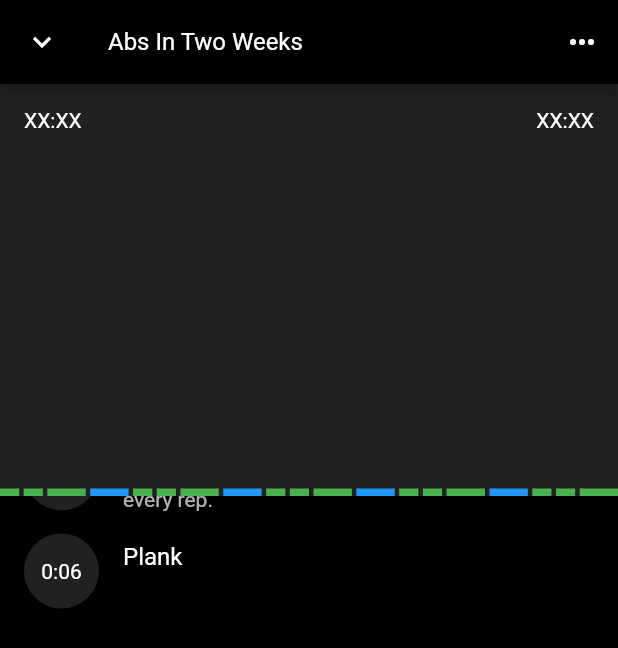
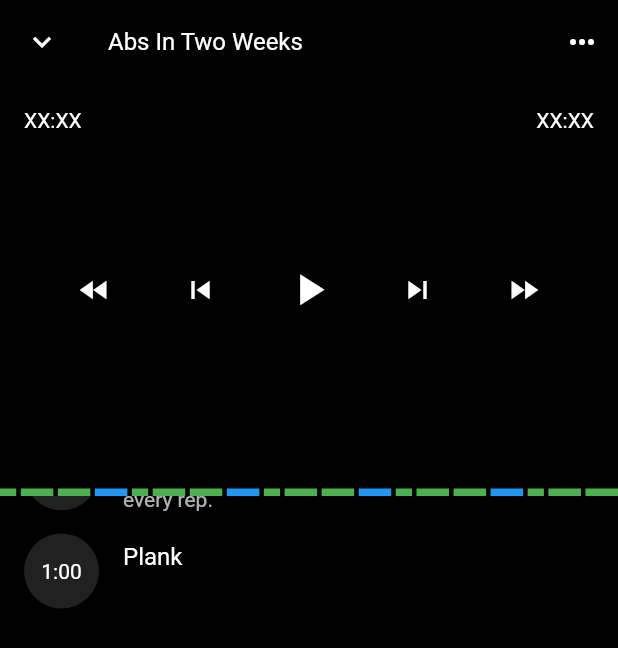
Before and after one commit to ivedone/mvp, a Flutter app: the screen it shows after launch, scrolled down 1152 dp, on a phone screen of 412 x 824 dp. Shown: the top 648 px of the screen. Run offline on Flutter 3.47's test engine with Material 2 defaults, Android fonts, the phone set to English and light mode, and no system bars; drawn by our look-alikes of scrollable_positioned_list.

Commit message:
Basic features added

```diff
--- /dev/null
+++ b/lib/components/do_routine/detail/controls.dart
@@ -0,0 +1,49 @@
+import 'package:flutter/material.dart';
+import 'package:provider/provider.dart';
+
+import 'package:mvp/models/do_routine.dart';
+
+class DoRoutineDetailControls extends StatefulWidget {
+  const DoRoutineDetailControls({Key? key}) : super(key: key);
+
+  @override
+  _DoRoutineDetailControlsState createState() =>
+      _DoRoutineDetailControlsState();
+}
+
+class _DoRoutineDetailControlsState extends State<DoRoutineDetailControls> {
+  @override
+  Widget build(BuildContext context) {
+    return GestureDetector(
+        child: Center(
+            child: Padding(
+                padding: const EdgeInsets.all(16.0),
+                child: Row(
+                    mainAxisAlignment: MainAxisAlignment.spaceEvenly,
+                    crossAxisAlignment: CrossAxisAlignment.center,
+                    children: _buttons(context)))));
+  }
+
+  List<Widget> _buttons(BuildContext context) {
+    final DoRoutineModel doRoutine =
+        Provider.of<DoRoutineModel>(context, listen: false);
+    final Widget skipBack5Sec = IconButton(
+        onPressed: doRoutine.skipBack5Sec, icon: const Icon(Icons.fast_rewind));
+    final Widget skipBack = IconButton(
+        onPressed: doRoutine.skipBack, icon: const Icon(Icons.skip_previous));
+    final Widget toggle = IconButton(
+        iconSize: 35,
+        onPressed: doRoutine.toggle,
+        icon: Selector<DoRoutineModel, bool>(
+            selector: (_, DoRoutineModel model) => model.isPaused,
+            builder: (_, bool isPaused, __) => isPaused
+                ? const Icon(Icons.play_arrow)
+                : const Icon(Icons.pause)));
+    final Widget skipForward = IconButton(
+        onPressed: doRoutine.skipForward, icon: const Icon(Icons.skip_next));
+    final Widget skipForward5Sec = IconButton(
+        onPressed: doRoutine.skipForward5Sec,
+        icon: const Icon(Icons.fast_forward));
+    return [skipBack5Sec, skipBack, toggle, skipForward, skipForward5Sec];
+  }
+}
--- a/lib/components/do_routine/detail/detail.dart
+++ b/lib/components/do_routine/detail/detail.dart
@@ -1,6 +1,7 @@
 import 'package:flutter/material.dart';
 
 import 'clock.dart';
+import 'controls.dart';
 
 class DoRoutineDetailWidget extends StatelessWidget {
   const DoRoutineDetailWidget({Key? key}) : super(key: key);
@@ -11,9 +12,11 @@ class DoRoutineDetailWidget extends StatelessWidget {
     return SizedBox(
         height: height,
         child: Container(
-            color: Theme.of(context).colorScheme.primaryVariant,
+            // color: Theme.of(context).colorScheme.primaryVariant,
+            color: Colors.transparent,
             child: Stack(children: [
               DoRoutineDetailClock(),
+              DoRoutineDetailControls(),
             ])));
   }
 }
--- a/lib/util/seed.dart
+++ b/lib/util/seed.dart
@@ -14,20 +14,20 @@ class SeedTasks {
       title: 'Dead Bugs',
       description:
           'Complete reps on one side, then switch. 12 total reps. Exhale as you sit back into your hips',
-      seconds: 3);
+      seconds: 30);
 
   static TaskModel RussianTwists({int? id}) => TaskModel.work(
       id: id,
       title: 'Russian Twists',
-      seconds: 3,
+      seconds: 60,
       description:
           'Alternate side to side. Aim to increase range with every rep.');
 
   static TaskModel Plank({int? id}) =>
-      TaskModel.work(id: id, title: 'Plank', seconds: 6);
+      TaskModel.work(id: id, title: 'Plank', seconds: 60);
 
   static TaskModel OneMinuteRest({int? id}) =>
-      TaskModel.rest(id: id, seconds: 6);
+      TaskModel.rest(id: id, seconds: 60);
 }
 
 class BuildTasks {
```
